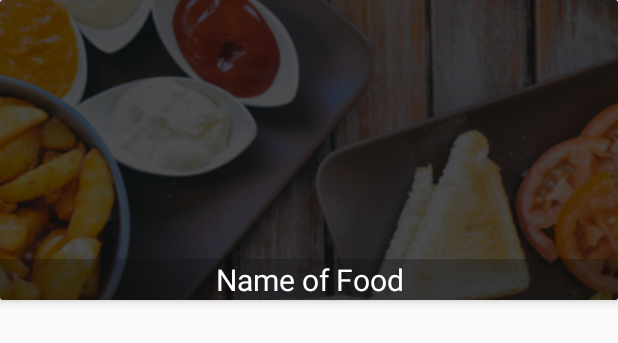
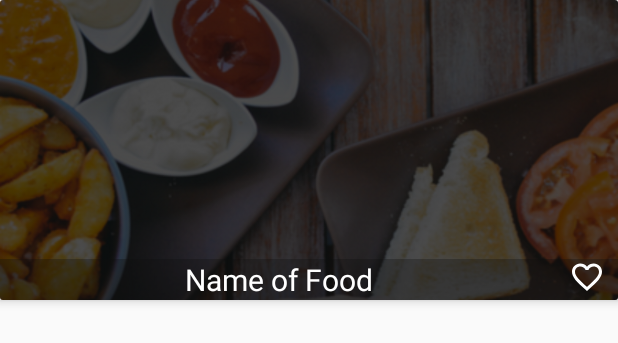
Before and after one commit to ThuyPhuongNguyen2612/OrderFood, an Android app: the layout food_item.xml on its own in the app's theme, with its tools: preview values and no code run, on a phone screen of 412 x 824 dp. Shown: the top 343 px of the screen. Run offline under Robolectric (Android 15) with nearby library versions, the phone set to English and light mode, and no system bars.

Commit message:
add favorites

```diff
--- a/app/src/main/java/com/finaltest/orderfood/ViewHolder/FoodViewHolder.java
+++ b/app/src/main/java/com/finaltest/orderfood/ViewHolder/FoodViewHolder.java
@@ -13,7 +13,7 @@ import com.finaltest.orderfood.R;
 public class FoodViewHolder extends RecyclerView.ViewHolder implements View.OnClickListener {
 
     public TextView food_name;
-    public ImageView food_image;
+    public ImageView food_image, fav_image;
 
     private ItemClickListener itemClickListener;
 
@@ -26,6 +26,7 @@ public class FoodViewHolder extends RecyclerView.ViewHolder implements View.OnCl
 
         food_name = (TextView) itemView.findViewById(R.id.food_name);
         food_image = (ImageView) itemView.findViewById(R.id.food_image);
+        fav_image = (ImageView) itemView.findViewById(R.id.fav);
 
         itemView.setOnClickListener(this);
     }
--- /dev/null
+++ b/app/src/main/res/drawable/ic_baseline_favorite_border_24.xml
@@ -0,0 +1,10 @@
+<vector xmlns:android="http://schemas.android.com/apk/res/android"
+    android:width="24dp"
+    android:height="24dp"
+    android:viewportWidth="24"
+    android:viewportHeight="24"
+    android:tint="?attr/colorControlNormal">
+  <path
+      android:fillColor="@android:color/white"
+      android:pathData="M16.5,3c-1.74,0 -3.41,0.81 -4.5,2.09C10.91,3.81 9.24,3 7.5,3 4.42,3 2,5.42 2,8.5c0,3.78 3.4,6.86 8.55,11.54L12,21.35l1.45,-1.32C18.6,15.36 22,12.28 22,8.5 22,5.42 19.58,3 16.5,3zM12.1,18.55l-0.1,0.1 -0.1,-0.1C7.14,14.24 4,11.39 4,8.5 4,6.5 5.5,5 7.5,5c1.54,0 3.04,0.99 3.57,2.36h1.87C13.46,5.99 14.96,5 16.5,5c2,0 3.5,1.5 3.5,3.5 0,2.89 -3.14,5.74 -7.9,10.05z"/>
+</vector>
--- a/app/src/main/res/layout/food_item.xml
+++ b/app/src/main/res/layout/food_item.xml
@@ -16,18 +16,35 @@
             android:scaleType="centerCrop"
             android:src="@drawable/background"
             android:layout_width="match_parent"
-            android:layout_height="match_parent"></ImageView>
+            android:layout_height="match_parent"/>
 
-        <TextView
-            android:id="@+id/food_name"
-            android:text="Name of Food"
-            android:textColor="@android:color/white"
-            android:background="#4f0e0d0e"
-            android:textSize="20sp"
-            android:gravity="center"
+        <LinearLayout
+            android:layout_width="match_parent"
+            android:layout_height="wrap_content"
+            android:orientation="horizontal"
+            android:weightSum="10"
             android:layout_alignParentBottom="true"
-            android:layout_width="match_parent"
-            android:layout_height="wrap_content"></TextView>
+            android:background="#4f0e0d0e">
+
+            <TextView
+                android:id="@+id/food_name"
+                android:text="Name of Food"
+                android:textColor="@android:color/white"
+                android:textSize="20sp"
+                android:gravity="center"
+                android:layout_width="0dp"
+                android:layout_weight="9"
+                android:layout_height="wrap_content"/>
+
+            <ImageView
+                android:id="@+id/fav"
+                android:src="@drawable/ic_baseline_favorite_border_24"
+                app:tint="@android:color/white"
+                android:layout_weight="1"
+                android:layout_width="0dp"
+                android:layout_height="wrap_content"/>
+
+        </LinearLayout>
 
     </RelativeLayout>
 
```
Also changed, not shown: app/src/main/java/com/finaltest/orderfood/Database/Database.java (+27 -0 lines), app/src/main/java/com/finaltest/orderfood/FoodList.java (+29 -1 lines), app/src/main/res/drawable/ic_baseline_favorite_24.xml (added, +10 -0 lines), app/src/main/assets/databases/EatItDB.db.
